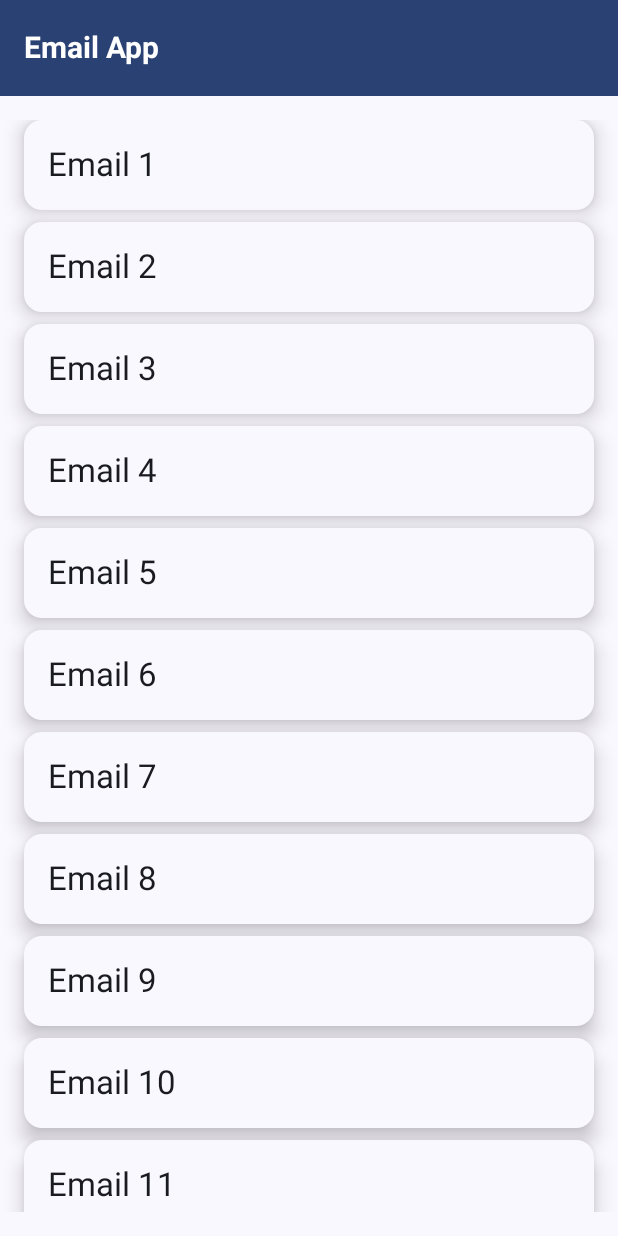
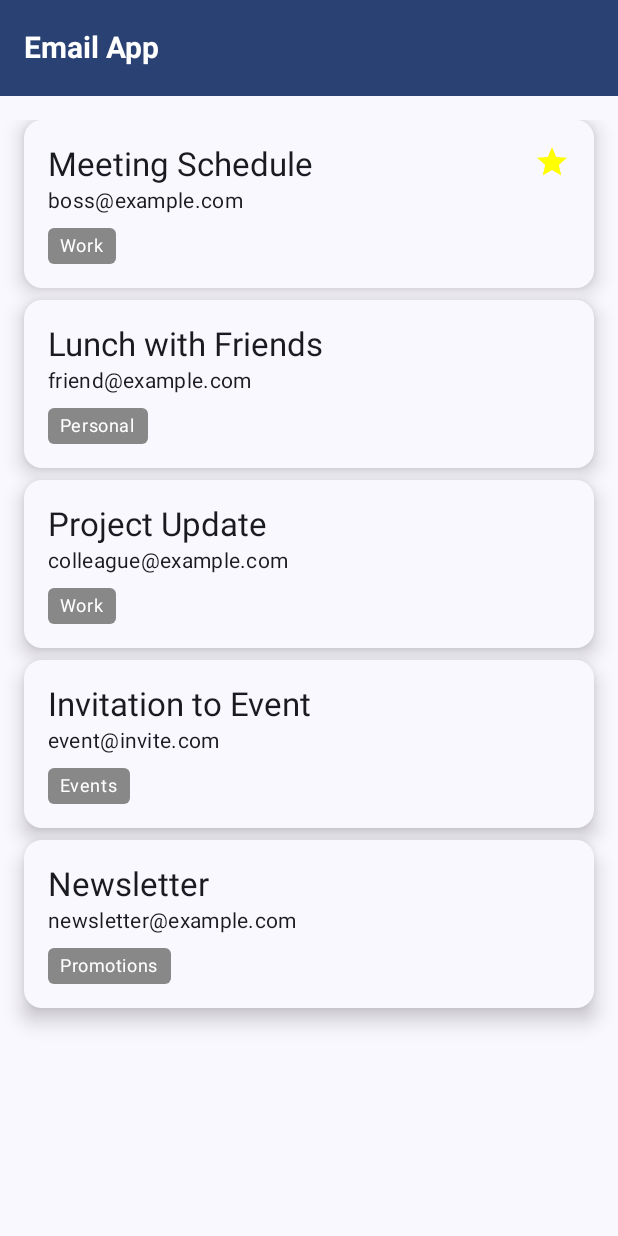
Before and after one commit to pedroluiznogueira/email-app, an Android app built with Jetpack Compose: the screen it shows after launch (MainActivity), on a phone screen of 412 x 824 dp. Run offline under Robolectric (Android 15) with nearby library versions, the phone set to English and light mode, and no system bars.

Commit message:
allow emails to be set as `important` by clicking on them

```diff
--- /dev/null
+++ b/app/src/main/java/com/example/emailapp/Email.kt
@@ -0,0 +1,9 @@
+package com.example.emailapp
+
+data class Email(
+    val id: Int,
+    val subject: String,
+    val sender: String,
+    var isImportant: Boolean = false,
+    val tags: List<String> = listOf()
+)
--- a/app/src/main/java/com/example/emailapp/MainActivity.kt
+++ b/app/src/main/java/com/example/emailapp/MainActivity.kt
@@ -4,11 +4,20 @@ import android.annotation.SuppressLint
 import android.os.Bundle
 import androidx.activity.ComponentActivity
 import androidx.activity.compose.setContent
+import androidx.compose.foundation.background
+import androidx.compose.foundation.clickable
 import androidx.compose.foundation.layout.*
 import androidx.compose.foundation.lazy.LazyColumn
 import androidx.compose.foundation.lazy.items
+import androidx.compose.foundation.shape.RoundedCornerShape
+import androidx.compose.material.icons.Icons
+import androidx.compose.material.icons.filled.Star
 import androidx.compose.material3.*
 import androidx.compose.runtime.Composable
+import androidx.compose.runtime.getValue
+import androidx.compose.runtime.mutableStateOf
+import androidx.compose.runtime.remember
+import androidx.compose.runtime.setValue
 import androidx.compose.ui.Modifier
 import androidx.compose.ui.graphics.Color
 import androidx.compose.ui.text.font.FontWeight
@@ -52,34 +61,78 @@ fun MyApp() {
 
 @Composable
 fun EmailListScreen() {
-    val emails = listOf(
-        "Email 1", "Email 2", "Email 3", "Email 4", "Email 5",
-        "Email 6", "Email 7", "Email 8", "Email 9", "Email 10",
-        "Email 11", "Email 12", "Email 13", "Email 14", "Email 15"
-    )
+    var emails by remember { mutableStateOf(listOf(
+        Email(1, "Meeting Schedule", "boss@example.com", true, listOf("Work")),
+        Email(2, "Lunch with Friends", "friend@example.com", false, listOf("Personal")),
+        Email(3, "Project Update", "colleague@example.com", false, listOf("Work")),
+        Email(4, "Invitation to Event", "event@invite.com", false, listOf("Events")),
+        Email(5, "Newsletter", "newsletter@example.com", false, listOf("Promotions")),
+        // Add more emails as needed
+    )) }
+
     LazyColumn(
         modifier = Modifier.fillMaxSize().padding(16.dp),
         verticalArrangement = Arrangement.spacedBy(8.dp)
     ) {
         items(emails) { email ->
-            EmailItem(email)
+            EmailItem(
+                email = email,
+                onImportantToggle = {
+                    emails = emails.map {
+                        if (it.id == email.id) it.copy(isImportant = !it.isImportant) else it
+                    }
+                }
+            )
         }
     }
 }
 
 @Composable
-fun EmailItem(email: String) {
+fun EmailItem(email: Email, onImportantToggle: () -> Unit) {
     Card(
-        modifier = Modifier.fillMaxWidth(),
+        modifier = Modifier
+            .fillMaxWidth()
+            .clickable { onImportantToggle() },
         colors = CardDefaults.cardColors(containerColor = MaterialTheme.colorScheme.surface),
         elevation = CardDefaults.cardElevation(defaultElevation = 8.dp),
         shape = MaterialTheme.shapes.medium
     ) {
         Column(modifier = Modifier.padding(16.dp)) {
-            Text(text = email, style = MaterialTheme.typography.titleLarge, color = MaterialTheme.colorScheme.onSurface)
+            Row(
+                modifier = Modifier.fillMaxWidth(),
+                horizontalArrangement = Arrangement.SpaceBetween
+            ) {
+                Text(text = email.subject, style = MaterialTheme.typography.titleLarge, color = MaterialTheme.colorScheme.onSurface)
+                if (email.isImportant) {
+                    Icon(
+                        imageVector = Icons.Default.Star,
+                        contentDescription = "Important",
+                        tint = Color.Yellow
+                    )
+                }
+            }
+            Text(text = email.sender, style = MaterialTheme.typography.bodyMedium, color = MaterialTheme.colorScheme.onSurface)
+            if (email.tags.isNotEmpty()) {
+                Row(
+                    modifier = Modifier.padding(top = 8.dp),
+                    horizontalArrangement = Arrangement.spacedBy(4.dp)
+                ) {
+                    email.tags.forEach { tag ->
+                        Text(
+                            text = tag,
+                            modifier = Modifier
+                                .background(Color.Gray, RoundedCornerShape(4.dp))
+                                .padding(horizontal = 8.dp, vertical = 4.dp),
+                            color = Color.White,
+                            style = MaterialTheme.typography.bodySmall
+                        )
+                    }
+                }
+            }
         }
     }
 }
+
 
 @Preview(showBackground = true)
 @Composable
```
